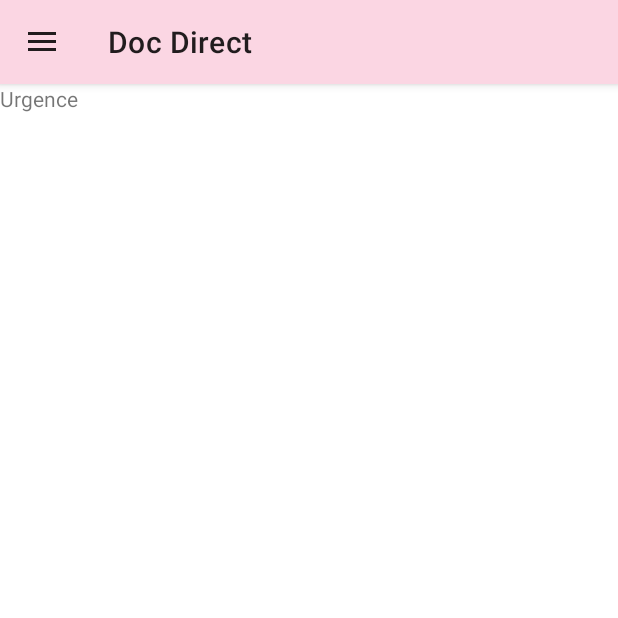
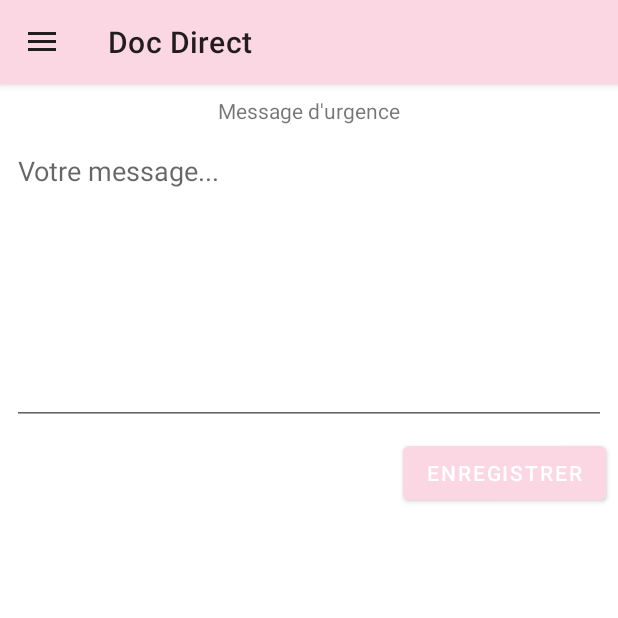
Before and after one commit to DocDirect2021/Doc_Direct, an Android app: the fragment FragmentUrgence placed in its activity, on a phone screen of 412 x 824 dp, the top half of it. Run offline under Robolectric (Android 15) with nearby library versions, the phone set to English and light mode, and no system bars; our stand-ins replace Firebase (no records; nobody signed in at launch, a user with empty details on screens opened directly).

Commit message:
init message sos

```diff
--- a/app/src/main/java/com/projetdam/docdirect/FragmentUrgence.java
+++ b/app/src/main/java/com/projetdam/docdirect/FragmentUrgence.java
@@ -7,20 +7,67 @@ import androidx.fragment.app.Fragment;
 import android.view.LayoutInflater;
 import android.view.View;
 import android.view.ViewGroup;
+import android.widget.Button;
+import android.widget.EditText;
+import android.widget.Toast;
 
+import com.google.android.gms.tasks.OnSuccessListener;
+import com.google.firebase.firestore.DocumentSnapshot;
+import com.projetdam.docdirect.commons.ModelSosMessage;
 
 public class FragmentUrgence extends Fragment {
 
+    ModelSosMessage msg = new ModelSosMessage();
+
+    private Button btnSaveMsg;
+    private EditText etMessage;
+
+    private View rootView;
 
     public FragmentUrgence() {
         // Required empty public constructor
     }
 
-
     @Override
     public View onCreateView(LayoutInflater inflater, ViewGroup container,
                              Bundle savedInstanceState) {
         // Inflate the layout for this fragment
-        return inflater.inflate(R.layout.fragment_urgence, container, false);
+        rootView = inflater.inflate(R.layout.fragment_urgence, container, false);
+
+        etMessage = rootView.findViewById(R.id.etMessage);
+        btnSaveMsg = rootView.findViewById(R.id.btnSaveMsg);
+
+        btnSaveMsg.setOnClickListener(new View.OnClickListener() {
+            @Override
+            public void onClick(View view) {
+                saveMessage();
+            }
+        });
+
+        return rootView;
+    }
+
+    @Override
+    public void onStart() {
+        super.onStart();
+        msg.getPatientDocument().get()
+                .addOnSuccessListener(new OnSuccessListener<DocumentSnapshot>() {
+                    @Override
+                    public void onSuccess(DocumentSnapshot documentSnapshot) {
+                        if (documentSnapshot.exists()) {
+                            String text;
+                            text = documentSnapshot.getString("sos_text");
+                            etMessage.setText(text);
+                        }
+                    }
+                });
+
+    }
+
+    private void saveMessage() {
+        msg.setSosText(etMessage.getText().toString());
+        msg.saveMessage();
+
+        Toast.makeText(this.getContext(), "Message enregistré...", Toast.LENGTH_SHORT).show();
     }
 }
--- a/app/src/main/res/layout/fragment_urgence.xml
+++ b/app/src/main/res/layout/fragment_urgence.xml
@@ -1,14 +1,49 @@
 <?xml version="1.0" encoding="utf-8"?>
-<FrameLayout xmlns:android="http://schemas.android.com/apk/res/android"
+<androidx.constraintlayout.widget.ConstraintLayout xmlns:android="http://schemas.android.com/apk/res/android"
+    xmlns:app="http://schemas.android.com/apk/res-auto"
     xmlns:tools="http://schemas.android.com/tools"
+    android:id="@+id/constraintlayout"
     android:layout_width="match_parent"
     android:layout_height="match_parent"
     tools:context=".FragmentUrgence">
 
     <!-- TODO: Update blank fragment layout -->
     <TextView
-        android:layout_width="match_parent"
-        android:layout_height="match_parent"
-        android:text="Urgence" />
+        android:id="@+id/textView7"
+        android:layout_width="wrap_content"
+        android:layout_height="wrap_content"
+        android:layout_marginTop="8dp"
+        android:text="@string/message_sos"
+        app:layout_constraintEnd_toEndOf="parent"
+        app:layout_constraintHorizontal_bias="0.5"
+        app:layout_constraintStart_toStartOf="parent"
+        app:layout_constraintTop_toTopOf="parent" />
 
-</FrameLayout>
+    <EditText
+        android:id="@+id/etMessage"
+        android:layout_width="0dp"
+        android:layout_height="192dp"
+        android:layout_marginStart="8dp"
+        android:layout_marginTop="8dp"
+        android:layout_marginEnd="8dp"
+        android:ems="10"
+        android:gravity="start|top"
+        android:hint="Votre message..."
+        android:inputType="textMultiLine"
+        android:minHeight="48dp"
+        app:layout_constraintEnd_toEndOf="parent"
+        app:layout_constraintHorizontal_bias="0.5"
+        app:layout_constraintStart_toStartOf="parent"
+        app:layout_constraintTop_toBottomOf="@+id/textView7" />
+
+    <Button
+        android:id="@+id/btnSaveMsg"
+        android:layout_width="wrap_content"
+        android:layout_height="wrap_content"
+        android:layout_marginTop="8dp"
+        android:layout_marginEnd="8dp"
+        android:text="@string/save"
+        app:layout_constraintEnd_toEndOf="parent"
+        app:layout_constraintTop_toBottomOf="@+id/etMessage" />
+
+</androidx.constraintlayout.widget.ConstraintLayout>
--- a/app/src/main/res/values/strings.xml
+++ b/app/src/main/res/values/strings.xml
@@ -8,5 +8,7 @@
     <string name="navigation_drawer_close">Close navigation drawer</string>
     <!-- TODO: Remove or change this placeholder text -->
     <string name="hello_blank_fragment">Hello blank fragment</string>
+    <string name="message_sos">Message d\'urgence</string>
+    <string name="save">Enregistrer</string>
 
 </resources>
```
Also changed, not shown: app/src/main/java/com/projetdam/docdirect/commons/ModelSosMessage.java (added, +101 -0 lines).
